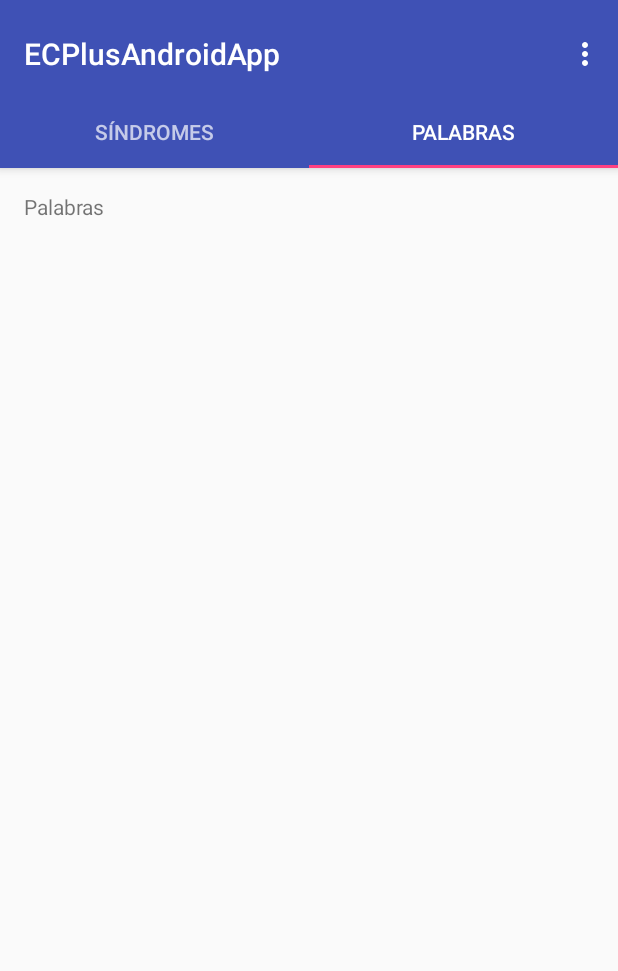
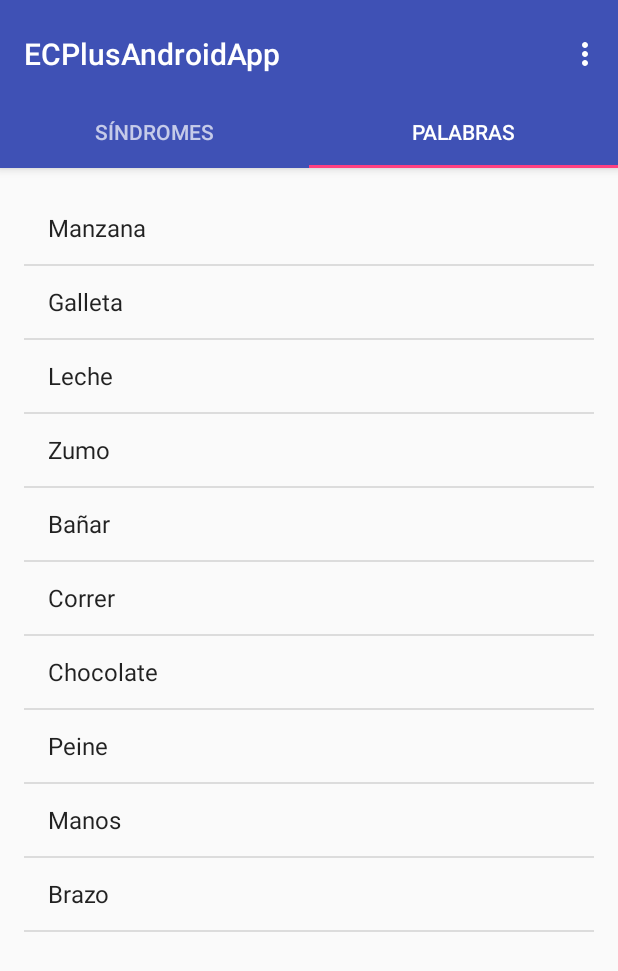
Before and after one commit to jfrchicanog/ECPlusAppAndroid, an Android app: the screen it shows after launch (MainActivity), tab 2 chosen, on a phone screen of 412 x 824 dp. Shown: the top 971 px of the screen. Run offline under Robolectric (Android 15) with nearby library versions, the phone set to English and light mode, and no system bars.

Commit message:
Listas de text añadidas a los síndromes y palabras

```diff
--- a/app/src/main/java/es/uma/ecplusproject/ecplusandroidapp/MainActivity.java
+++ b/app/src/main/java/es/uma/ecplusproject/ecplusandroidapp/MainActivity.java
@@ -9,6 +9,9 @@ import android.support.v4.view.ViewPager;
 import android.os.Bundle;
 import android.view.Menu;
 import android.view.MenuItem;
+
+import es.uma.ecplusproject.ecplusandroidapp.fragments.Palabras;
+import es.uma.ecplusproject.ecplusandroidapp.fragments.Sindromes;
 
 public class MainActivity extends AppCompatActivity {
 
@@ -36,7 +39,8 @@ public class MainActivity extends AppCompatActivity {
         setSupportActionBar(toolbar);
         // Create the adapter that will return a fragment for each of the three
         // primary sections of the activity.
-        mSectionsPagerAdapter = new SectionsPagerAdapter(getSupportFragmentManager(), new Sindromes(), new Palabras());
+        mSectionsPagerAdapter = new SectionsPagerAdapter(getSupportFragmentManager(),
+                new Sindromes(this), new Palabras(this));
 
         // Set up the ViewPager with the sections adapter.
         mViewPager = (ViewPager) findViewById(R.id.container);
--- a/app/src/main/java/es/uma/ecplusproject/ecplusandroidapp/Palabras.java
+++ /dev/null
@@ -1,31 +0,0 @@
-package es.uma.ecplusproject.ecplusandroidapp;
-
-import android.os.Bundle;
-import android.view.LayoutInflater;
-import android.view.View;
-import android.view.ViewGroup;
-import android.widget.TextView;
-
-/**
- * A placeholder fragment containing a simple view.
- */
-public class Palabras extends Panel {
-
-
-    public Palabras() {
-    }
-
-    @Override
-    public String getFragmentName() {
-        return "Palabras";
-    }
-
-    @Override
-    public View onCreateView(LayoutInflater inflater, ViewGroup container,
-                             Bundle savedInstanceState) {
-        View rootView = inflater.inflate(R.layout.fragment_main, container, false);
-        TextView textView = (TextView) rootView.findViewById(R.id.section_label);
-        textView.setText(getFragmentName());
-        return rootView;
-    }
-}
--- a/app/src/main/java/es/uma/ecplusproject/ecplusandroidapp/Panel.java
+++ /dev/null
@@ -1,47 +0,0 @@
-package es.uma.ecplusproject.ecplusandroidapp;
-
-import android.os.Bundle;
-import android.support.v4.app.Fragment;
-import android.view.LayoutInflater;
-import android.view.View;
-import android.view.ViewGroup;
-import android.widget.TextView;
-
-/**
- * A placeholder fragment containing a simple view.
- */
-public class Panel extends Fragment {
-    /**
-     * The fragment argument representing the section number for this
-     * fragment.
-     */
-    private static final String ARG_SECTION_NUMBER = "section_number";
-
-    public Panel() {
-    }
-
-    public String getFragmentName() {
-        return "Síndromes";
-    }
-
-    /**
-     * Returns a new instance of this fragment for the given section
-     * number.
-     */
-    public static Panel newInstance(int sectionNumber) {
-        Panel fragment = new Panel();
-        Bundle args = new Bundle();
-        args.putInt(ARG_SECTION_NUMBER, sectionNumber);
-        fragment.setArguments(args);
-        return fragment;
-    }
-
-    @Override
-    public View onCreateView(LayoutInflater inflater, ViewGroup container,
-                             Bundle savedInstanceState) {
-        View rootView = inflater.inflate(R.layout.fragment_main, container, false);
-        TextView textView = (TextView) rootView.findViewById(R.id.section_label);
-        textView.setText(getString(R.string.section_format, getArguments().getInt(ARG_SECTION_NUMBER)));
-        return rootView;
-    }
-}
--- a/app/src/main/java/es/uma/ecplusproject/ecplusandroidapp/SectionsPagerAdapter.java
+++ b/app/src/main/java/es/uma/ecplusproject/ecplusandroidapp/SectionsPagerAdapter.java
@@ -3,6 +3,8 @@ package es.uma.ecplusproject.ecplusandroidapp;
 import android.support.v4.app.Fragment;
 import android.support.v4.app.FragmentManager;
 import android.support.v4.app.FragmentPagerAdapter;
+
+import es.uma.ecplusproject.ecplusandroidapp.fragments.Panel;
 
 /**
  * A {@link FragmentPagerAdapter} that returns a fragment corresponding to
--- a/app/src/main/java/es/uma/ecplusproject/ecplusandroidapp/Sindromes.java
+++ /dev/null
@@ -1,31 +0,0 @@
-package es.uma.ecplusproject.ecplusandroidapp;
-
-import android.os.Bundle;
-import android.view.LayoutInflater;
-import android.view.View;
-import android.view.ViewGroup;
-import android.widget.TextView;
-
-/**
- * A placeholder fragment containing a simple view.
- */
-public class Sindromes extends Panel {
-
-
-    public Sindromes() {
-    }
-
-    @Override
-    public String getFragmentName() {
-        return "Síndromes";
-    }
-
-    @Override
-    public View onCreateView(LayoutInflater inflater, ViewGroup container,
-                             Bundle savedInstanceState) {
-        View rootView = inflater.inflate(R.layout.fragment_main, container, false);
-        TextView textView = (TextView) rootView.findViewById(R.id.section_label);
-        textView.setText(getFragmentName());
-        return rootView;
-    }
-}
--- /dev/null
+++ b/app/src/main/java/es/uma/ecplusproject/ecplusandroidapp/fragments/Palabras.java
@@ -0,0 +1,44 @@
+package es.uma.ecplusproject.ecplusandroidapp.fragments;
+
+import android.content.Context;
+import android.os.Bundle;
+import android.view.LayoutInflater;
+import android.view.View;
+import android.view.ViewGroup;
+import android.widget.ArrayAdapter;
+import android.widget.ListView;
+
+import es.uma.ecplusproject.ecplusandroidapp.R;
+import es.uma.ecplusproject.ecplusandroidapp.fragments.Panel;
+import es.uma.ecplusproject.ecplusandroidapp.modelo.DAO;
+import es.uma.ecplusproject.ecplusandroidapp.modelo.Palabra;
+
+/**
+ * A placeholder fragment containing a simple view.
+ */
+public class Palabras extends Panel {
+
+    private ListView listaPalabras;
+    private ArrayAdapter<Palabra> adaptador;
+    private DAO dao;
+
+    public Palabras(Context ctx) {
+        super(ctx);
+        dao = new DAO();
+    }
+
+    @Override
+    public String getFragmentName() {
+        return ctx.getString(R.string.palabras);
+    }
+
+    @Override
+    public View onCreateView(LayoutInflater inflater, ViewGroup container,
+                             Bundle savedInstanceState) {
+        View rootView = inflater.inflate(R.layout.palabras, container, false);
+        listaPalabras = (ListView)rootView.findViewById(R.id.listaPalabras);
+        adaptador = new ArrayAdapter<>(ctx, android.R.layout.simple_list_item_1,dao.getPalabras());
+        listaPalabras.setAdapter(adaptador);
+        return rootView;
+    }
+}
--- /dev/null
+++ b/app/src/main/java/es/uma/ecplusproject/ecplusandroidapp/fragments/Panel.java
@@ -0,0 +1,20 @@
+package es.uma.ecplusproject.ecplusandroidapp.fragments;
+
+import android.content.Context;
+import android.os.Bundle;
+import android.support.v4.app.Fragment;
+import android.view.LayoutInflater;
+import android.view.View;
+import android.view.ViewGroup;
+import android.widget.TextView;
+
+
+public abstract class Panel extends Fragment {
+    protected Context ctx;
+
+    public Panel(Context ctx) {
+        this.ctx= ctx;
+    }
+
+    public abstract String getFragmentName();
+}
--- /dev/null
+++ b/app/src/main/java/es/uma/ecplusproject/ecplusandroidapp/fragments/Sindromes.java
@@ -0,0 +1,42 @@
+package es.uma.ecplusproject.ecplusandroidapp.fragments;
+
+import android.content.Context;
+import android.os.Bundle;
+import android.view.LayoutInflater;
+import android.view.View;
+import android.view.ViewGroup;
+import android.widget.ArrayAdapter;
+import android.widget.ListView;
+
+import es.uma.ecplusproject.ecplusandroidapp.R;
+import es.uma.ecplusproject.ecplusandroidapp.modelo.DAO;
+import es.uma.ecplusproject.ecplusandroidapp.modelo.Sindrome;
+
+/**
+ * A placeholder fragment containing a simple view.
+ */
+public class Sindromes extends Panel {
+    private ListView listaSindromes;
+    private ArrayAdapter<Sindrome> adaptador;
+    private DAO dao;
+
+    public Sindromes(Context ctx) {
+        super(ctx);
+        dao = new DAO();
+    }
+
+    @Override
+    public String getFragmentName() {
+        return ctx.getString(R.string.sindrome);
+    }
+
+    @Override
+    public View onCreateView(LayoutInflater inflater, ViewGroup container,
+                             Bundle savedInstanceState) {
+        View rootView = inflater.inflate(R.layout.sindromes, container, false);
+        listaSindromes = (ListView)rootView.findViewById(R.id.listaSindromes);
+        adaptador = new ArrayAdapter<Sindrome>(ctx, android.R.layout.simple_list_item_1,dao.getSindromes());
+        listaSindromes.setAdapter(adaptador);
+        return rootView;
+    }
+}
--- /dev/null
+++ b/app/src/main/java/es/uma/ecplusproject/ecplusandroidapp/modelo/DAO.java
@@ -0,0 +1,50 @@
+package es.uma.ecplusproject.ecplusandroidapp.modelo;
+
+import java.util.ArrayList;
+import java.util.List;
+
+/**
+ * Created by francis on 18/3/16.
+ */
+public class DAO {
+
+    private static String [] palabras = new String[] {
+        "Manzana", "Galleta", "Leche", "Zumo", "Bañar", "Correr", "Chocolate", "Peine", "Manos", "Brazo"
+    };
+
+    private static String [] sindromes = new String [] {
+        "Angelman", "Pit", "Mckey", "MacGiver", "Anibal", "Skywalker", "McAfee", "Panda", "Down", "Diógenes"
+    };
+
+    private List<Palabra> listaPalabras;
+    private List<Sindrome> listaSindromes;
+
+    public List<Palabra> getPalabras() {
+        if (listaPalabras == null) {
+            crearListaDePalabras();
+        }
+
+        return listaPalabras;
+    }
+
+    private void crearListaDePalabras() {
+        listaPalabras = new ArrayList<>();
+        for (String palabra: palabras) {
+            listaPalabras.add(new Palabra(palabra));
+        }
+    }
+
+    public List<Sindrome> getSindromes() {
+        if (listaSindromes == null) {
+            crearListaDeSindromes();
+        }
+        return listaSindromes;
+    }
+
+    private void crearListaDeSindromes() {
+        listaSindromes = new ArrayList<>();
+        for (String sindrome: sindromes) {
+            listaSindromes.add(new Sindrome(sindrome));
+        }
+    }
+}
--- /dev/null
+++ b/app/src/main/java/es/uma/ecplusproject/ecplusandroidapp/modelo/Fotografia.java
@@ -0,0 +1,7 @@
+package es.uma.ecplusproject.ecplusandroidapp.modelo;
+
+/**
+ * Created by francis on 18/3/16.
+ */
+public class Fotografia extends RecursoAV {
+}
--- /dev/null
+++ b/app/src/main/java/es/uma/ecplusproject/ecplusandroidapp/modelo/Palabra.java
@@ -0,0 +1,19 @@
+package es.uma.ecplusproject.ecplusandroidapp.modelo;
+
+import java.util.List;
+
+/**
+ * Created by francis on 18/3/16.
+ */
+public class Palabra {
+    private String texto;
+    private List<RecursoAV> recursos;
+
+    public Palabra(String texto) {
+        this.texto = texto;
+    }
+
+    public String toString() {
+        return texto;
+    }
+}
--- /dev/null
+++ b/app/src/main/java/es/uma/ecplusproject/ecplusandroidapp/modelo/Pictograma.java
@@ -0,0 +1,7 @@
+package es.uma.ecplusproject.ecplusandroidapp.modelo;
+
+/**
+ * Created by francis on 18/3/16.
+ */
+public class Pictograma extends RecursoAV {
+}
--- /dev/null
+++ b/app/src/main/java/es/uma/ecplusproject/ecplusandroidapp/modelo/RecursoAV.java
@@ -0,0 +1,7 @@
+package es.uma.ecplusproject.ecplusandroidapp.modelo;
+
+/**
+ * Created by francis on 18/3/16.
+ */
+public abstract class RecursoAV {
+}
--- /dev/null
+++ b/app/src/main/java/es/uma/ecplusproject/ecplusandroidapp/modelo/Sindrome.java
@@ -0,0 +1,17 @@
+package es.uma.ecplusproject.ecplusandroidapp.modelo;
+
+/**
+ * Created by francis on 18/3/16.
+ */
+public class Sindrome {
+    private String texto;
+    private String descripcion;
+
+    public Sindrome(String texto) {
+        this.texto = texto;
+    }
+
+    public String toString() {
+        return texto;
+    }
+}
--- /dev/null
+++ b/app/src/main/java/es/uma/ecplusproject/ecplusandroidapp/modelo/Video.java
@@ -0,0 +1,7 @@
+package es.uma.ecplusproject.ecplusandroidapp.modelo;
+
+/**
+ * Created by francis on 18/3/16.
+ */
+public class Video extends RecursoAV {
+}
--- /dev/null
+++ b/app/src/main/res/layout/palabras.xml
@@ -0,0 +1,21 @@
+<RelativeLayout xmlns:android="http://schemas.android.com/apk/res/android"
+    xmlns:tools="http://schemas.android.com/tools"
+    android:layout_width="match_parent"
+    android:layout_height="match_parent"
+    android:paddingBottom="@dimen/activity_vertical_margin"
+    android:paddingLeft="@dimen/activity_horizontal_margin"
+    android:paddingRight="@dimen/activity_horizontal_margin"
+    android:paddingTop="@dimen/activity_vertical_margin"
+    tools:context=".fragments.Palabras">
+
+    <ListView
+        android:layout_width="wrap_content"
+        android:layout_height="wrap_content"
+        android:id="@+id/listaPalabras"
+        android:layout_alignParentTop="true"
+        android:layout_alignParentLeft="true"
+        android:layout_alignParentStart="true"
+        android:layout_alignParentRight="true"
+        android:layout_alignParentEnd="true"
+        android:layout_alignParentBottom="true" />
+</RelativeLayout>
--- a/app/src/main/res/layout/fragment_main.xml
+++ b/app/src/main/res/layout/sindromes.xml
@@ -6,11 +6,16 @@
     android:paddingLeft="@dimen/activity_horizontal_margin"
     android:paddingRight="@dimen/activity_horizontal_margin"
     android:paddingTop="@dimen/activity_vertical_margin"
-    tools:context=".Panel">
+    tools:context=".fragments.Sindromes">
 
-    <TextView
-        android:id="@+id/section_label"
+    <ListView
         android:layout_width="wrap_content"
-        android:layout_height="wrap_content" />
-
+        android:layout_height="wrap_content"
+        android:id="@+id/listaSindromes"
+        android:layout_alignParentTop="true"
+        android:layout_alignParentLeft="true"
+        android:layout_alignParentStart="true"
+        android:layout_alignParentRight="true"
+        android:layout_alignParentEnd="true"
+        android:layout_alignParentBottom="true" />
 </RelativeLayout>
--- a/app/src/main/res/values/strings.xml
+++ b/app/src/main/res/values/strings.xml
@@ -2,4 +2,6 @@
     <string name="app_name">ECPlusAndroidApp</string>
     <string name="action_settings">Settings</string>
     <string name="section_format">Hello World from section: %1$d</string>
+    <string name="sindrome">Síndromes</string>
+    <string name="palabras">Palabras</string>
 </resources>
```
